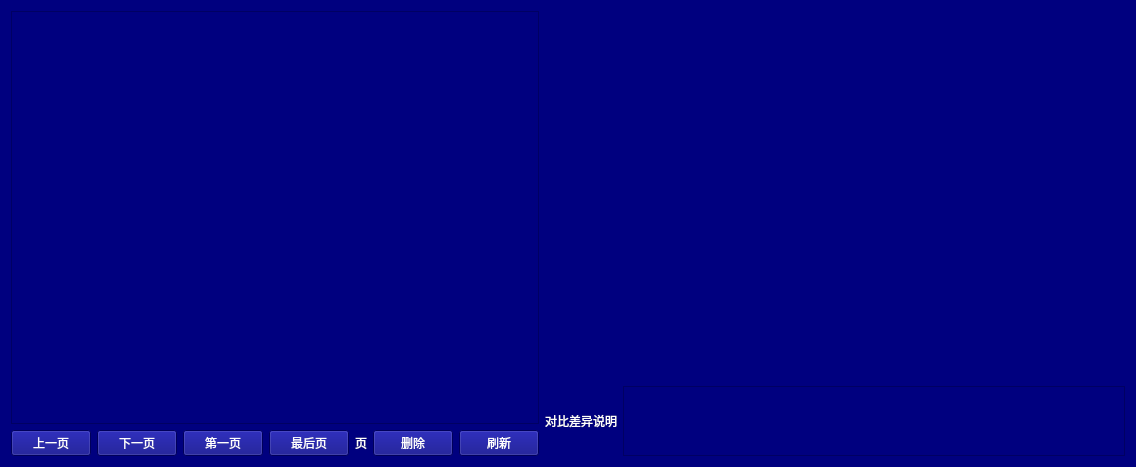
Qt form history_page.ui (LiYangDoYourself/keypoints_diff) before a commit.
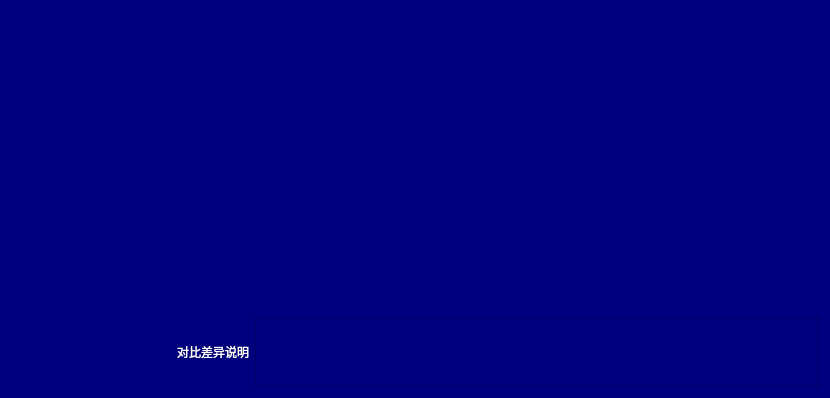
The same form after that commit.

The edit to the form file:
```diff
--- a/history_page.ui
+++ b/history_page.ui
@@ -6,8 +6,8 @@
    <rect>
     <x>0</x>
     <y>0</y>
-    <width>1136</width>
-    <height>467</height>
+    <width>830</width>
+    <height>398</height>
    </rect>
   </property>
   <property name="windowTitle">
@@ -18,68 +18,11 @@
 color: rgb(255, 255, 255);
 font: 14pt &quot;Agency FB&quot;;</string>
   </property>
-  <layout class="QHBoxLayout" name="horizontalLayout_3" stretch="2,3">
+  <layout class="QHBoxLayout" name="horizontalLayout_3" stretch="1,4">
    <item>
     <layout class="QVBoxLayout" name="verticalLayout_3">
      <item>
-      <layout class="QVBoxLayout" name="verticalLayout">
-       <item>
-        <widget class="QTableView" name="tableView"/>
-       </item>
-      </layout>
-     </item>
-     <item>
-      <layout class="QHBoxLayout" name="horizontalLayout">
-       <item>
-        <widget class="QPushButton" name="pushButton">
-         <property name="text">
-          <string>上一页</string>
-         </property>
-        </widget>
-       </item>
-       <item>
-        <widget class="QPushButton" name="pushButton_2">
-         <property name="text">
-          <string>下一页</string>
-         </property>
-        </widget>
-       </item>
-       <item>
-        <widget class="QPushButton" name="pushButton_3">
-         <property name="text">
-          <string>第一页</string>
-         </property>
-        </widget>
-       </item>
-       <item>
-        <widget class="QPushButton" name="pushButton_4">
-         <property name="text">
-          <string>最后页</string>
-         </property>
-        </widget>
-       </item>
-       <item>
-        <widget class="QLabel" name="label">
-         <property name="text">
-          <string>页</string>
-         </property>
-        </widget>
-       </item>
-       <item>
-        <widget class="QPushButton" name="pushButton_5">
-         <property name="text">
-          <string>删除</string>
-         </property>
-        </widget>
-       </item>
-       <item>
-        <widget class="QPushButton" name="pushButton_6">
-         <property name="text">
-          <string>刷新</string>
-         </property>
-        </widget>
-       </item>
-      </layout>
+      <widget class="QWidget" name="widget_2" native="true"/>
      </item>
     </layout>
    </item>
```
